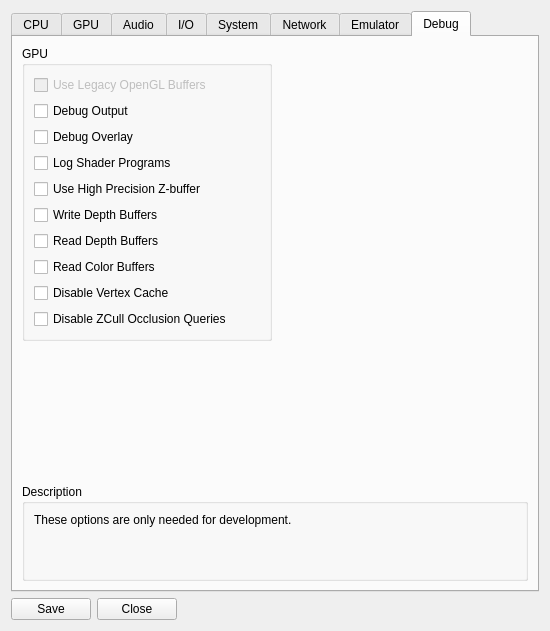
First picture: the form in rpcs3/rpcs3qt/settings_dialog.ui, repository RPCS3/rpcs3, before the edit.
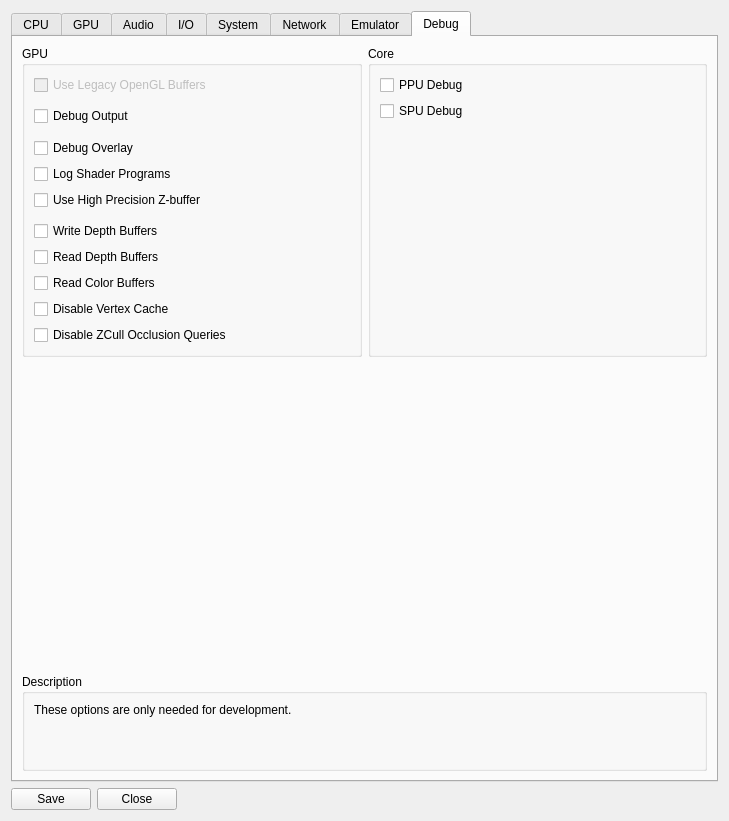
Second picture: the form after the edit. The open tabs and pages were chosen to show the change. Icons and pictures are not drawn.

Commit message: Qt: add spu and ppu debug checkboxes to debug tab

Diff of the .ui file:
```diff
--- a/rpcs3/rpcs3qt/settings_dialog.ui
+++ b/rpcs3/rpcs3qt/settings_dialog.ui
@@ -6,8 +6,8 @@
    <rect>
     <x>0</x>
     <y>0</y>
-    <width>550</width>
-    <height>604</height>
+    <width>729</width>
+    <height>821</height>
    </rect>
   </property>
   <property name="sizePolicy">
@@ -1277,7 +1277,7 @@
       </attribute>
       <layout class="QVBoxLayout" name="verticalLayout_53">
        <item>
-        <layout class="QHBoxLayout" name="horizontalLayout_21">
+        <layout class="QHBoxLayout" name="horizontalLayout_21" stretch="1,1">
          <item>
           <widget class="QGroupBox" name="groupBox_48">
            <property name="enabled">
@@ -1367,7 +1367,40 @@
           </widget>
          </item>
          <item>
-          <widget class="QWidget" name="widget_7" native="true"/>
+          <widget class="QGroupBox" name="groupBox_7">
+           <property name="title">
+            <string>Core</string>
+           </property>
+           <layout class="QVBoxLayout" name="verticalLayout_29">
+            <item>
+             <widget class="QCheckBox" name="ppuDebug">
+              <property name="text">
+               <string>PPU Debug</string>
+              </property>
+             </widget>
+            </item>
+            <item>
+             <widget class="QCheckBox" name="spuDebug">
+              <property name="text">
+               <string>SPU Debug</string>
+              </property>
+             </widget>
+            </item>
+            <item>
+             <spacer name="verticalSpacer">
+              <property name="orientation">
+               <enum>Qt::Vertical</enum>
+              </property>
+              <property name="sizeHint" stdset="0">
+               <size>
+                <width>0</width>
+                <height>0</height>
+               </size>
+              </property>
+             </spacer>
+            </item>
+           </layout>
+          </widget>
          </item>
         </layout>
        </item>
```
The commit also changes 3 other files.
